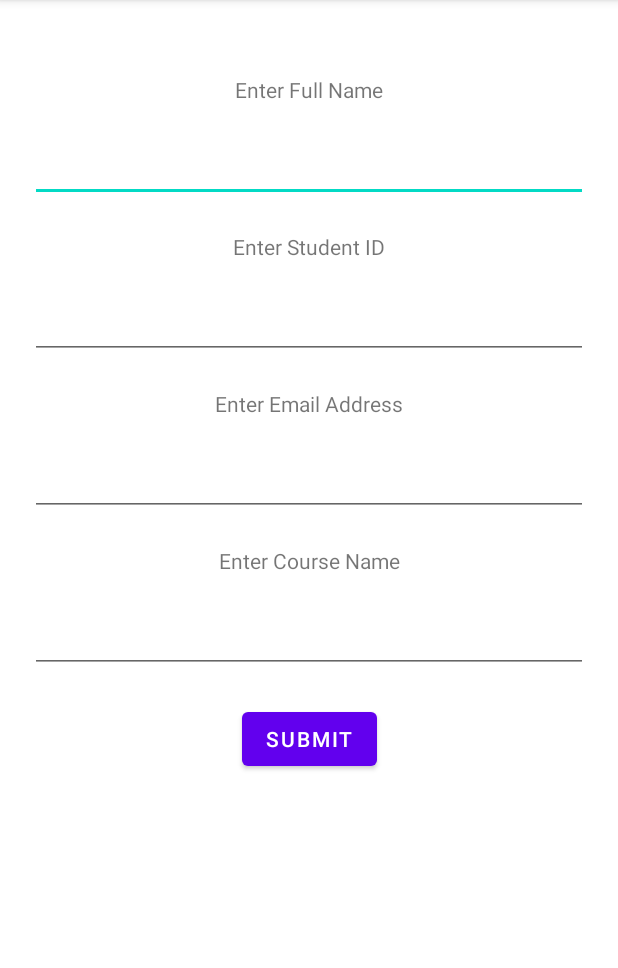
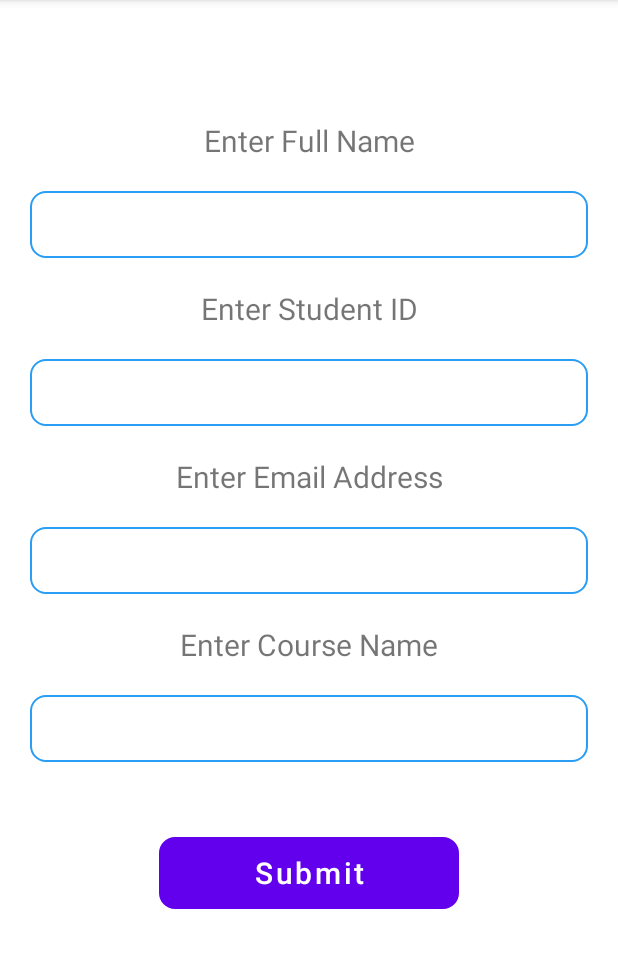
Before and after one commit to Vishsticks/COVID_App, an Android app: the UserProfileActivity screen opened directly, with no data from a screen before it, on a phone screen of 412 x 824 dp, the part 84-1052 px from its top. Run offline under Robolectric (Android 15) with nearby library versions, the phone set to English and light mode, and no system bars; our stand-ins replace Room's generated code.

Commit message:
UI improvements added.

```diff
--- a/app/src/main/res/layout/activity_user_profile.xml
+++ b/app/src/main/res/layout/activity_user_profile.xml
@@ -6,114 +6,128 @@
     android:layout_height="match_parent"
     tools:context=".UserProfileActivity">
 
+    <androidx.constraintlayout.widget.Guideline
+        android:id="@+id/guideline_left"
+        android:layout_width="wrap_content"
+        android:layout_height="wrap_content"
+        android:orientation="vertical"
+        app:layout_constraintGuide_begin="20dp" />
+
+    <androidx.constraintlayout.widget.Guideline
+        android:id="@+id/guideline_right"
+        android:layout_width="wrap_content"
+        android:layout_height="wrap_content"
+        android:orientation="vertical"
+        app:layout_constraintGuide_end="20dp" />
+
     <TextView
         android:id="@+id/txt_full_name"
+        style="@style/Title"
         android:layout_width="wrap_content"
         android:layout_height="wrap_content"
-        android:layout_marginTop="50dp"
+        android:layout_marginTop="80dp"
         android:text="Enter Full Name"
         app:layout_constraintEnd_toEndOf="parent"
-        app:layout_constraintStart_toStartOf="parent"
+        app:layout_constraintEnd_toStartOf="@id/guideline_right"
+        app:layout_constraintStart_toEndOf="@id/guideline_left"
         app:layout_constraintTop_toTopOf="parent" />
 
     <EditText
         android:id="@+id/edt_full_name"
+        style="@style/EditText"
         android:layout_width="match_parent"
         android:layout_height="wrap_content"
+        android:layout_marginStart="20dp"
+        android:layout_marginTop="20dp"
+        android:layout_marginEnd="20dp"
+        android:gravity="center"
+        app:layout_constraintEnd_toEndOf="parent"
         app:layout_constraintStart_toStartOf="parent"
-        app:layout_constraintEnd_toEndOf="parent"
-        android:layout_marginTop="20dp"
-        android:gravity="center"
-        android:layout_marginStart="20dp"
-        android:layout_marginEnd="20dp"
-        app:layout_constraintTop_toBottomOf="@+id/txt_full_name"
-        />
-
-
+        app:layout_constraintTop_toBottomOf="@+id/txt_full_name" />
 
     <TextView
         android:id="@+id/txt_student_id"
+        style="@style/Title"
         android:layout_width="wrap_content"
         android:layout_height="wrap_content"
+        android:layout_marginTop="20dp"
         android:text="Enter Student ID"
-        android:layout_marginTop="20dp"
-        app:layout_constraintEnd_toEndOf="parent"
-       app:layout_constraintTop_toBottomOf="@id/edt_full_name"
-        app:layout_constraintStart_toStartOf="parent"
-         />
+        app:layout_constraintEnd_toStartOf="@id/guideline_right"
+        app:layout_constraintStart_toEndOf="@id/guideline_left"
+        app:layout_constraintTop_toBottomOf="@id/edt_full_name" />
 
     <EditText
         android:id="@+id/edt_student_id"
+        style="@style/EditText"
         android:layout_width="match_parent"
         android:layout_height="wrap_content"
+        android:layout_marginStart="20dp"
+        android:layout_marginTop="20dp"
+        android:layout_marginEnd="20dp"
+        android:gravity="center"
+        app:layout_constraintEnd_toEndOf="parent"
         app:layout_constraintStart_toStartOf="parent"
-        app:layout_constraintEnd_toEndOf="parent"
-        android:gravity="center"
-        android:layout_marginTop="20dp"
-        android:layout_marginStart="20dp"
-        android:layout_marginEnd="20dp"
-        app:layout_constraintTop_toBottomOf="@+id/txt_student_id"
-        />
+        app:layout_constraintTop_toBottomOf="@+id/txt_student_id" />
 
     <TextView
         android:id="@+id/txt_email_address"
+        style="@style/Title"
         android:layout_width="wrap_content"
         android:layout_height="wrap_content"
+        android:layout_marginTop="20dp"
         android:text="Enter Email Address"
-        android:layout_marginTop="20dp"
-        app:layout_constraintEnd_toEndOf="parent"
-        app:layout_constraintStart_toStartOf="parent"
-        app:layout_constraintTop_toBottomOf="@+id/edt_student_id"
-   />
+        app:layout_constraintEnd_toStartOf="@id/guideline_right"
+        app:layout_constraintStart_toEndOf="@id/guideline_left"
+        app:layout_constraintTop_toBottomOf="@+id/edt_student_id" />
 
     <EditText
         android:id="@+id/edt_email_address"
+        style="@style/EditText"
         android:layout_width="match_parent"
         android:layout_height="wrap_content"
+        android:layout_marginStart="20dp"
+        android:layout_marginTop="20dp"
+        android:layout_marginEnd="20dp"
+        android:gravity="center"
+        app:layout_constraintEnd_toEndOf="parent"
         app:layout_constraintStart_toStartOf="parent"
-        app:layout_constraintEnd_toEndOf="parent"
-        android:gravity="center"
-        android:layout_marginTop="20dp"
-        android:layout_marginStart="20dp"
-        android:layout_marginEnd="20dp"
-        app:layout_constraintTop_toBottomOf="@+id/txt_email_address"
-        />
+        app:layout_constraintTop_toBottomOf="@+id/txt_email_address" />
 
     <TextView
         android:id="@+id/txt_course_name"
+        style="@style/Title"
         android:layout_width="wrap_content"
         android:layout_height="wrap_content"
+        android:layout_marginTop="20dp"
         android:text="Enter Course Name"
-        android:layout_marginTop="20dp"
-        app:layout_constraintEnd_toEndOf="parent"
-        app:layout_constraintStart_toStartOf="parent"
-        app:layout_constraintTop_toBottomOf="@+id/edt_email_address"
-        />
+        app:layout_constraintEnd_toStartOf="@id/guideline_right"
+        app:layout_constraintStart_toEndOf="@id/guideline_left"
+        app:layout_constraintTop_toBottomOf="@+id/edt_email_address" />
 
     <EditText
         android:id="@+id/edt_course_name"
+        style="@style/EditText"
         android:layout_width="match_parent"
         android:layout_height="wrap_content"
+        android:layout_marginStart="20dp"
+        android:layout_marginTop="20dp"
+        android:layout_marginEnd="20dp"
+        android:gravity="center"
+        app:layout_constraintEnd_toEndOf="parent"
         app:layout_constraintStart_toStartOf="parent"
-        app:layout_constraintEnd_toEndOf="parent"
-        android:gravity="center"
-        android:layout_marginTop="20dp"
-        android:layout_marginStart="20dp"
-        android:layout_marginEnd="20dp"
-        app:layout_constraintTop_toBottomOf="@+id/txt_course_name"
-        />
+        app:layout_constraintTop_toBottomOf="@+id/txt_course_name" />
 
     <Button
         android:id="@+id/btn_submit_details"
-        android:layout_width="wrap_content"
+        android:layout_width="200dp"
         android:layout_height="wrap_content"
+        android:layout_marginTop="50dp"
+        android:background="@drawable/back_button"
         android:text="Submit"
-        app:layout_constraintTop_toBottomOf="@+id/edt_course_name"
+        android:textAllCaps="false"
+        android:textSize="20sp"
+        app:layout_constraintEnd_toEndOf="parent"
         app:layout_constraintStart_toStartOf="parent"
-        app:layout_constraintEnd_toEndOf="parent"
-        android:layout_marginTop="20dp" />
-
-
-
+        app:layout_constraintTop_toBottomOf="@+id/edt_course_name" />
 
 </androidx.constraintlayout.widget.ConstraintLayout>
--- a/app/src/main/res/values/themes.xml
+++ b/app/src/main/res/values/themes.xml
@@ -1,4 +1,4 @@
-<resources xmlns:tools="http://schemas.android.com/tools">
+<resources>
     <!-- Base application theme. -->
     <style name="Theme.COVID_App" parent="Theme.MaterialComponents.DayNight.DarkActionBar">
         <!-- Primary brand color. -->
@@ -13,4 +13,25 @@
         <item name="android:statusBarColor">?attr/colorPrimaryVariant</item>
         <!-- Customize your theme here. -->
     </style>
+
+    <style name="DashboardButton">
+        <item name="android:background">@drawable/back_button</item>
+        <item name="android:padding">10dp</item>
+        <item name="android:layout_marginTop">20dp</item>
+        <item name="android:gravity">center</item>
+        <item name="android:textSize">20sp</item>
+    </style>
+
+    <style name="Title">
+        <item name="android:textSize">20sp</item>
+        <item name="android:textStyle">normal</item>
+        <item name="android:layout_marginTop">20dp</item>
+    </style>
+
+    <style name="EditText">
+        <item name="android:background">@drawable/back_button</item>
+        <item name="android:padding">10dp</item>
+        <item name="android:lines">1</item>
+        <item name="android:singleLine">true</item>
+    </style>
 </resources>
```
Also changed, not shown: app/src/main/AndroidManifest.xml (+7 -4 lines), app/src/main/java/com/covid_app/ExposureNotificationActivity.java (added, +14 -0 lines), app/src/main/java/com/covid_app/MainActivity.java (+53 -34 lines), app/src/main/java/com/covid_app/SymptomChecker.java (deleted, +0 -44 lines), app/src/main/java/com/covid_app/SymptomsCheckerActivity.java (added, +14 -0 lines), app/src/main/res/layout/activity_exposure_notification.xml (added, +47 -0 lines), app/src/main/res/layout/activity_location_check_in.xml (+10 -10 lines), app/src/main/res/layout/activity_main.xml (+47 -29 lines), app/src/main/res/layout/activity_ppemonitor_usage.xml (+25 -28 lines), app/src/main/res/layout/activity_symptom_checker.xml (+32 -18 lines).
